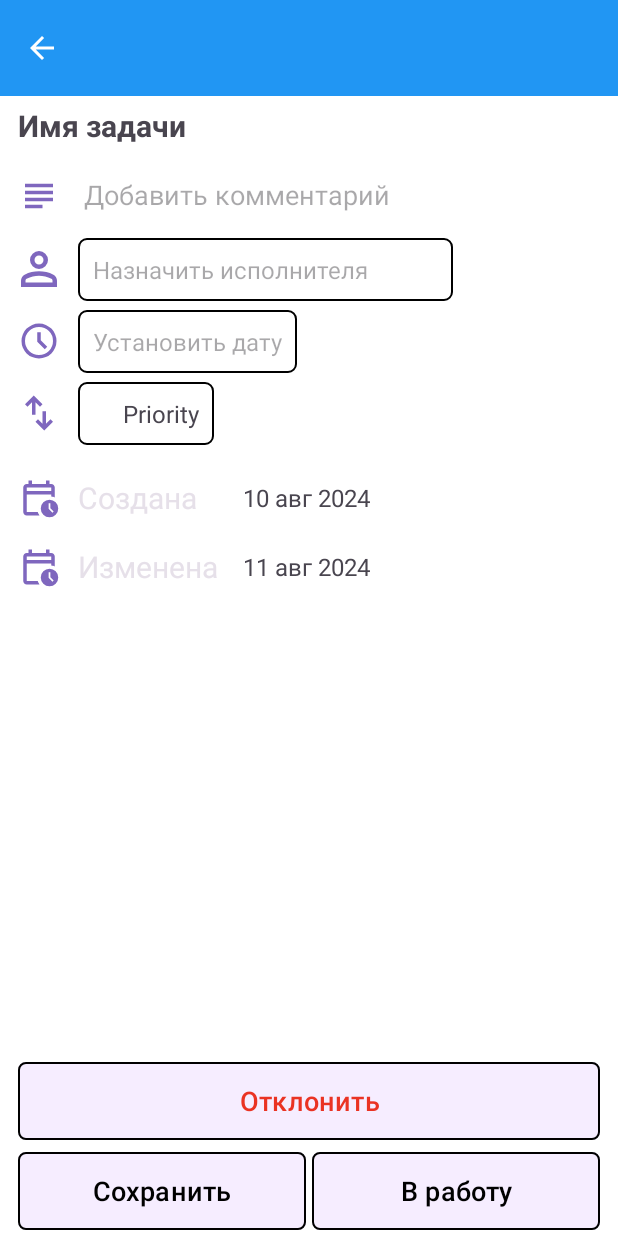
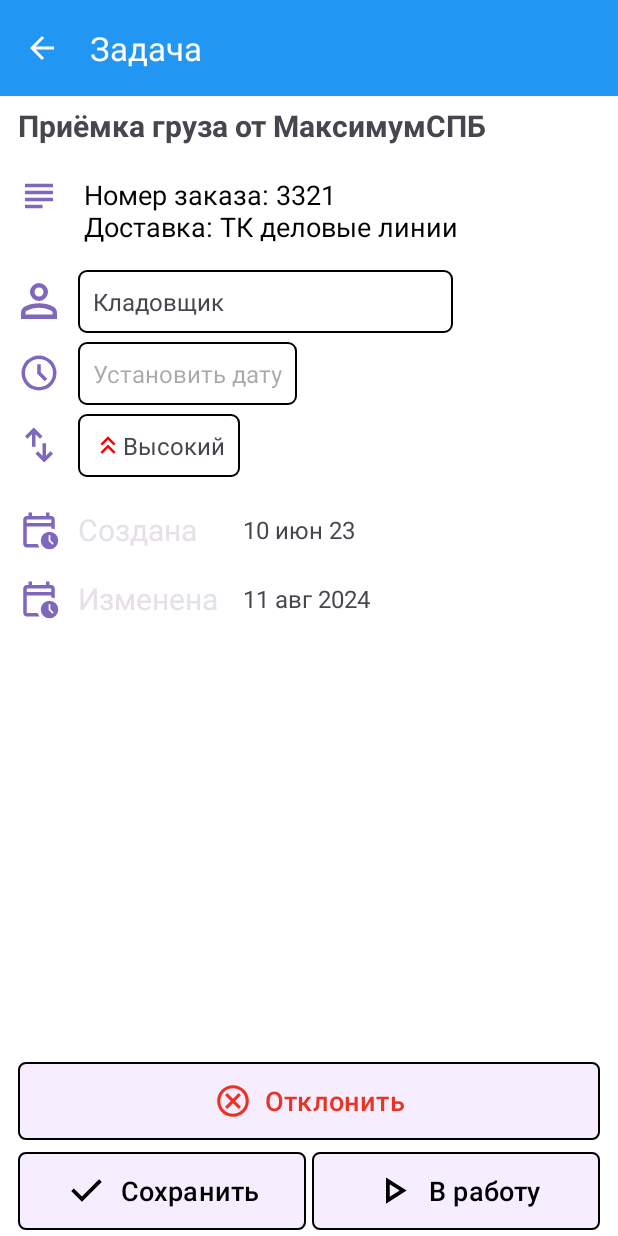
Before and after one commit to Lazydemon341/Ruparts, an Android app built with Jetpack Compose: the TaskFragment screen opened through its navigation route, on a phone screen of 412 x 824 dp. Run offline under Robolectric (Android 15) with nearby library versions, the phone set to English and light mode, and no system bars; our stand-ins replace Dagger/Hilt's generated code; 2 statements that could not run were skipped.

Commit message:
task fragment and view model

```diff
--- a/app/src/main/java/com/ruparts/app/features/task/presentation/TaskFragment.kt
+++ b/app/src/main/java/com/ruparts/app/features/task/presentation/TaskFragment.kt
@@ -9,6 +9,7 @@ import android.widget.ImageView
 import android.widget.TextView
 import androidx.appcompat.app.AppCompatActivity
 import androidx.appcompat.widget.Toolbar
+import androidx.core.widget.doOnTextChanged
 import com.ruparts.app.R
 import androidx.fragment.app.Fragment
 import androidx.fragment.app.viewModels
@@ -25,6 +26,7 @@ class TaskFragment : Fragment() {
 
     private val viewModel: TaskViewModel by viewModels()
 
+    private lateinit var title: TextView
     private lateinit var description: EditText
     private lateinit var implementer: TextView
     private lateinit var finishAtDate: EditText
@@ -33,8 +35,6 @@ class TaskFragment : Fragment() {
     private lateinit var createdDate: TextView
     private lateinit var changedDate: TextView
     private lateinit var toolbar: Toolbar
-
-    private lateinit var task : TaskListItem
 
     override fun onCreateView(
         inflater: LayoutInflater,
@@ -47,6 +47,8 @@ class TaskFragment : Fragment() {
     override fun onViewCreated(view: View, savedInstanceState: Bundle?) {
         super.onViewCreated(view, savedInstanceState)
 
+        viewModel.setTask(arguments?.getSerializable("task") as TaskListItem)
+
         toolbar = view.findViewById(R.id.task_toolbar)
         toolbar.setNavigationOnClickListener {
             findNavController().navigate(R.id.action_taskFragment_to_taskslistFragment)
@@ -54,9 +56,36 @@ class TaskFragment : Fragment() {
 
         (activity as? AppCompatActivity)?.supportActionBar?.hide()
 
-            description.setText(task.description)
+        title = view.findViewById(R.id.title_view)
+        description = view.findViewById(R.id.description_view)
+        implementer = view.findViewById(R.id.implementer_view)
+        finishAtDate = view.findViewById(R.id.finishAt_date_view)
+        priorityImage = view.findViewById(R.id.priority_imageview)
+        priority = view.findViewById(R.id.priority_material_tv)
+        createdDate = view.findViewById(R.id.date_view_created)
+        changedDate = view.findViewById(R.id.date_view_changed)
 
-        when (task.priority) { //это
+        description.doOnTextChanged { text, start, before, count ->
+            viewModel.setTaskDescription(text.toString())
+        }
+
+        observeScreenState()
+    }
+
+    private fun observeScreenState() {
+        viewModel.screenState.collectWhileStarted(viewLifecycleOwner) { state ->
+            updateUI(state)
+        }
+    }
+
+    private fun updateUI(state: TaskScreenState) {
+        val task = state.task
+        toolbar.title = state.title
+        title.text = task.title
+
+        description.setText(task.description)
+
+        when (task.priority) {
             TaskPriority.HIGH -> {
                 priorityImage.setImageResource(R.drawable.arrow_up)
                 priority.text = "Высокий"
@@ -74,28 +103,7 @@ class TaskFragment : Fragment() {
         }
         createdDate.text = task.date
 
-        description = view.findViewById(R.id.description_view)
-        implementer = view.findViewById(R.id.implementer_view)
-        finishAtDate = view.findViewById(R.id.finishAt_date_view)
-        priorityImage = view.findViewById(R.id.priority_image)
-        priority = view.findViewById(R.id.priority_material_tv)
-        createdDate = view.findViewById(R.id.date_view_created)
-        changedDate = view.findViewById(R.id.date_view_changed)
-
-
-
-        observeScreenState()
-    }
-
-
-
-    private fun observeScreenState() { //??
-        viewModel.screenState
-    }
-
-    private fun updateUI(state: TaskScreenState) {
-        task = state.task
-        toolbar.title = state.title
+        implementer.text = task.implementer
     }
 
 
--- a/app/src/main/java/com/ruparts/app/features/task/presentation/TaskViewModel.kt
+++ b/app/src/main/java/com/ruparts/app/features/task/presentation/TaskViewModel.kt
@@ -6,14 +6,31 @@ import com.ruparts.app.features.taskslist.model.TaskListItem
 import com.ruparts.app.features.taskslist.model.TaskPriority
 import com.ruparts.app.features.taskslist.model.TaskStatus
 import dagger.hilt.android.lifecycle.HiltViewModel
+import kotlinx.coroutines.flow.MutableStateFlow
+import kotlinx.coroutines.flow.asStateFlow
 import kotlinx.coroutines.flow.combine
+import kotlinx.coroutines.flow.update
 import javax.inject.Inject
 
 @HiltViewModel
 class TaskViewModel @Inject constructor() : ViewModel(){
 
-    val screenState = mockScreenState //??
+    private val _screenState = MutableStateFlow(mockScreenState)
+    val screenState = _screenState.asStateFlow()
 
+    fun setTaskDescription (text: String) {
+        _screenState.update { screenState ->
+            val task = screenState.task
+            val newTask = task.copy(description = text)
+            screenState.copy(task = newTask)
+        }
+    }
+
+    fun setTask (item: TaskListItem) {
+        _screenState.update { screenState ->
+            screenState.copy(task = item)
+        }
+    }
 }
 
 private val mockTask = TaskListItem(
@@ -22,7 +39,8 @@ private val mockTask = TaskListItem(
     priority = TaskPriority.HIGH,
     title = "Приёмка груза от МаксимумСПБ",
     description = "Номер заказа: 3321\nДоставка: ТК деловые линии",
-    date = "10 июн 23"
+    date = "10 июн 23",
+    implementer = "Кладовщик"
 )
 
 private val mockScreenState = TaskScreenState(
--- a/app/src/main/java/com/ruparts/app/features/taskslist/model/TaskListItem.kt
+++ b/app/src/main/java/com/ruparts/app/features/taskslist/model/TaskListItem.kt
@@ -1,4 +1,6 @@
 package com.ruparts.app.features.taskslist.model
+
+import java.io.Serializable
 
 data class TaskListItem(
     val id: Long,
@@ -7,4 +9,5 @@ data class TaskListItem(
     val title: String,
     val description: String,
     val date: String,
-)
+    val implementer: String,
+) : Serializable
--- a/app/src/main/res/layout/fragment_task.xml
+++ b/app/src/main/res/layout/fragment_task.xml
@@ -277,7 +277,7 @@ android:orientation="vertical">
         android:layout_width="match_parent"
         android:layout_height="60dp"
         android:backgroundTint="@color/light_purple"
-        android:drawableStart="@drawable/cancel_image"
+        app:icon="@drawable/cancel_image"
         android:paddingHorizontal="120dp"
         android:text="Отклонить"
         android:textColor="@color/red"
@@ -300,8 +300,8 @@ android:orientation="vertical">
             android:layout_marginEnd="2dp"
             android:layout_weight="1"
             android:backgroundTint="@color/light_purple"
-            android:drawableStart="@drawable/check_image"
-            android:paddingHorizontal="27dp"
+            app:icon="@drawable/check_image"
+            android:paddingHorizontal="20dp"
             android:text="Сохранить"
             android:textColor="@color/black"
             android:textSize="18sp"
@@ -318,8 +318,8 @@ android:orientation="vertical">
             android:layout_marginStart="2dp"
             android:layout_weight="1"
             android:backgroundTint="@color/light_purple"
-            android:drawableStart="@drawable/play_arrow"
-            android:paddingHorizontal="32dp"
+            app:icon="@drawable/play_arrow"
+            android:paddingHorizontal="30dp"
             android:text="В работу"
             android:textColor="@color/black"
             android:textSize="18sp"
```
Also changed, not shown: app/src/main/java/com/ruparts/app/features/taskslist/presentation/ExpandableTaskAdapter.kt (+6 -2 lines), app/src/main/java/com/ruparts/app/features/taskslist/presentation/TasksListFragment.kt (+6 -1 lines), app/src/main/java/com/ruparts/app/features/taskslist/presentation/TasksListViewModel.kt (+6 -3 lines).
